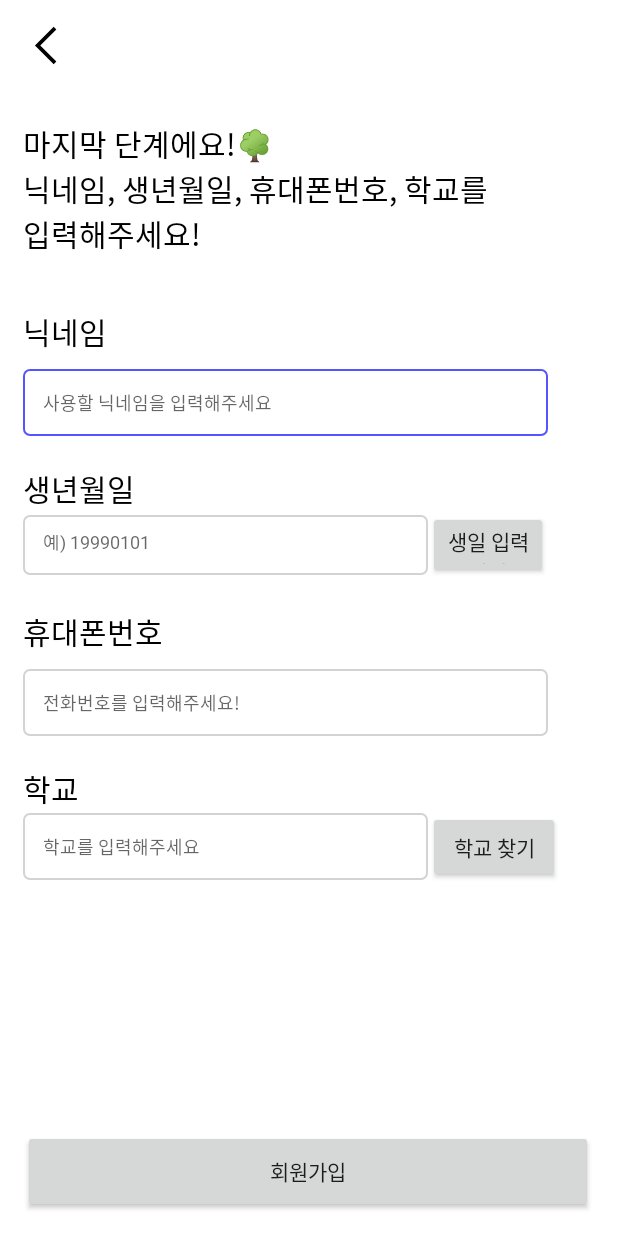
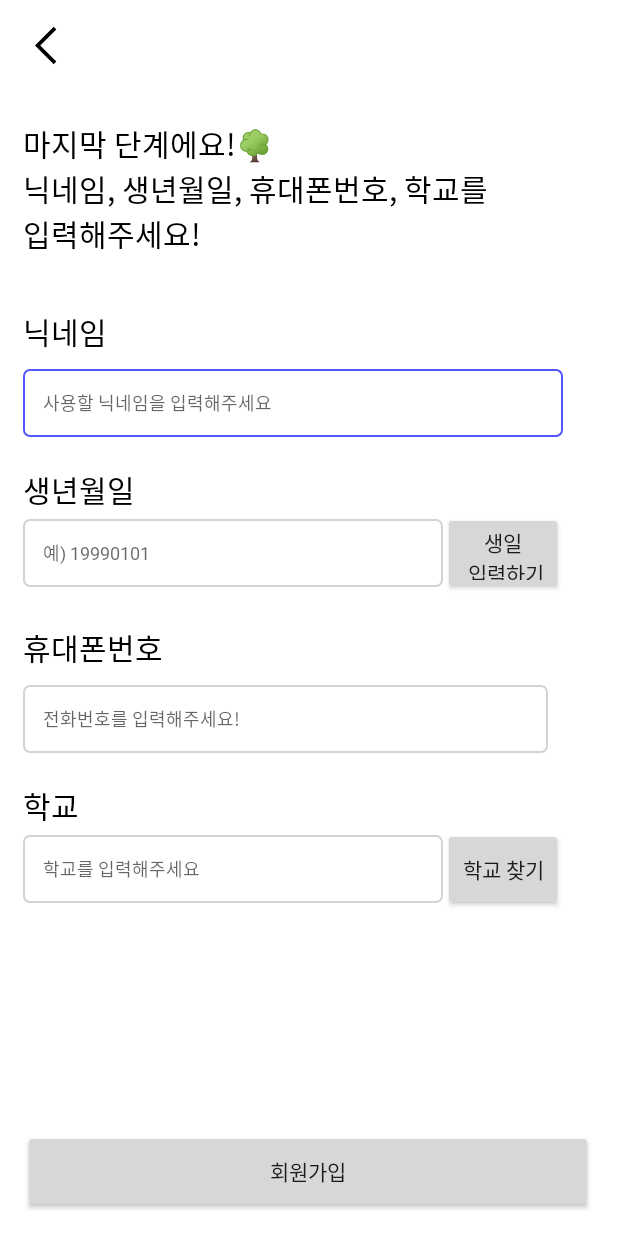
Before and after one commit to xxjo99/Capstone-Design-Android, an Android app: the PrivacyRegisterActivity screen opened directly, with no data from a screen before it, on a phone screen of 412 x 824 dp. Run offline under Robolectric (Android 15) with nearby library versions, the phone set to English and light mode, and no system bars.

Commit message:
회원가입 생일 선택(Edit 적용), 텍스트 수정

```diff
--- a/app/src/main/java/com/delivery/mydelivery/register/PrivacyRegisterActivity.java
+++ b/app/src/main/java/com/delivery/mydelivery/register/PrivacyRegisterActivity.java
@@ -109,18 +109,19 @@ public class PrivacyRegisterActivity extends AppCompatActivity {
                     }
                 });
     }
+    // 생일 표시
     public void showDatePicker(View view) {
         DialogFragment newFragment = new DatePickerFragment();
         newFragment.show(getSupportFragmentManager(),"datePicker");
     }
-
+    // 생일 표시
     public void processDatePickerResult(int year, int month, int day){
         String month_string = Integer.toString(month+1);
         String day_string = Integer.toString(day);
         String year_string = Integer.toString(year);
         String dateMessage = (month_string + "/" + day_string + "/" + year_string);
 
-        Toast.makeText(this,"Date: "+dateMessage,Toast.LENGTH_SHORT).show();
+        birthET.setText(year_string+"."+day_string+"."+month_string);
     }
 
 
--- a/app/src/main/res/layout/activity_register_privacy.xml
+++ b/app/src/main/res/layout/activity_register_privacy.xml
@@ -43,8 +43,8 @@
         <!-- 닉네임 입력 -->
         <EditText
             android:id="@+id/nameET"
-            android:layout_width="350dp"
-            android:layout_height="wrap_content"
+            android:layout_width="360dp"
+            android:layout_height="45dp"
             android:layout_marginTop="10dp"
             android:background="@drawable/edit_text_border_basic"
             android:fontFamily="@font/bmjua_font"
@@ -79,8 +79,8 @@
         <!-- 생년월일 입력 -->
         <EditText
             android:id="@+id/birthET"
-            android:layout_width="270dp"
-            android:layout_height="40dp"
+            android:layout_width="280dp"
+            android:layout_height="45dp"
             android:background="@drawable/edit_text_border_basic"
             android:fontFamily="@font/bmjua_font"
             android:hint="예) 19990101"
@@ -90,10 +90,10 @@
             <Button
                 android:id="@+id/birthBT"
                 android:layout_width="80dp"
-                android:layout_height="45dp"
+                android:layout_height="55dp"
                 android:fontFamily="@font/bmjua_font"
                 android:onClick="showDatePicker"
-                android:text="생일 입력하기"></Button>
+                android:text="생일\n 입력하기"></Button>
 
         </LinearLayout>
 
@@ -118,7 +118,7 @@
         <EditText
             android:id="@+id/phoneNumET"
             android:layout_width="350dp"
-            android:layout_height="wrap_content"
+            android:layout_height="45dp"
             android:layout_marginTop="10dp"
             android:background="@drawable/edit_text_border_basic"
             android:fontFamily="@font/bmjua_font"
@@ -151,8 +151,8 @@
         <!-- 학교 입력 -->
         <EditText
             android:id="@+id/schoolname"
-            android:layout_width="270dp"
-            android:layout_height="wrap_content"
+            android:layout_width="280dp"
+            android:layout_height="45dp"
             android:background="@drawable/edit_text_border_basic"
             android:hint="학교를 입력해주세요"
             android:fontFamily="@font/bmjua_font"
@@ -160,11 +160,10 @@
             android:textSize="12sp" />
 
         <Button
-            android:layout_width="wrap_content"
-            android:layout_height="wrap_content"
+            android:layout_width="80dp"
+            android:layout_height="55dp"
             android:text="학교 찾기"
-            android:fontFamily="@font/bmjua_font"
-            />
+            android:fontFamily="@font/bmjua_font" />
 
     </LinearLayout>
 
--- a/app/src/main/res/values/strings.xml
+++ b/app/src/main/res/values/strings.xml
@@ -2,8 +2,8 @@
     <string name="app_name">MyDelivery</string>
 
     <string name="emailInput">첫번째 단계에요!🌳\n이제 *** 아이디를 설정합니다!\n이메일을 입력해주세요!</string>
-    <string name="pwInput">두번째 단계에요!🌳\n비밀번호를 설정해주세요!</string>
-    <string name="joinInput">세번째 단계에요!🌳\n이메일 인증이 필요해요! </string>
+    <string name="pwInput">세번째 단계에요!🌳\n비밀번호를 설정해주세요!</string>
+    <string name="joinInput">두번째 단계에요!🌳\n이메일 인증이 필요해요! </string>
     <string name="joinprivacy">마지막 단계에요!🌳\n닉네임, 생년월일, 휴대폰번호, 학교를 \n입력해주세요! </string>
     <string name="loginemailInput">이메일을 입력해주세요.</string>
     <string name="emailhint">이메일을 입력해주세요</string>
```
